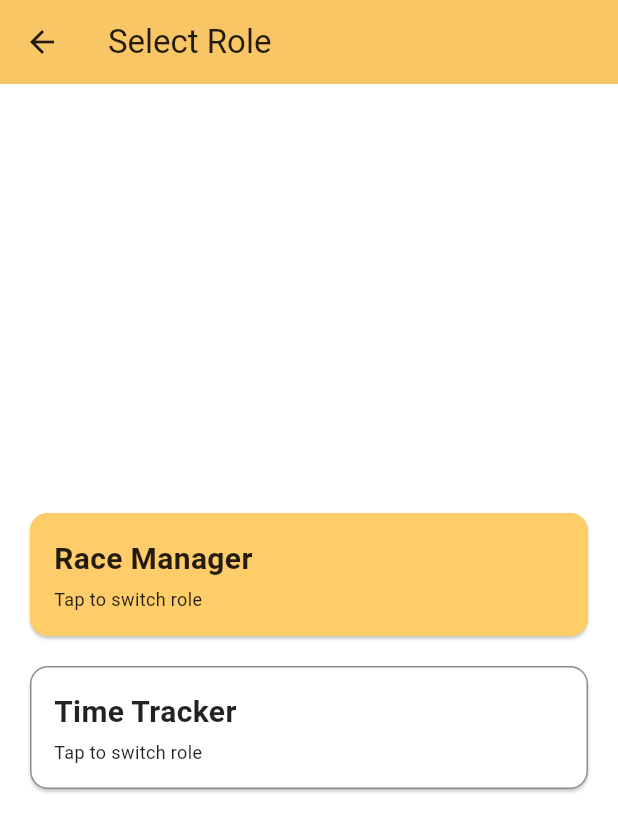
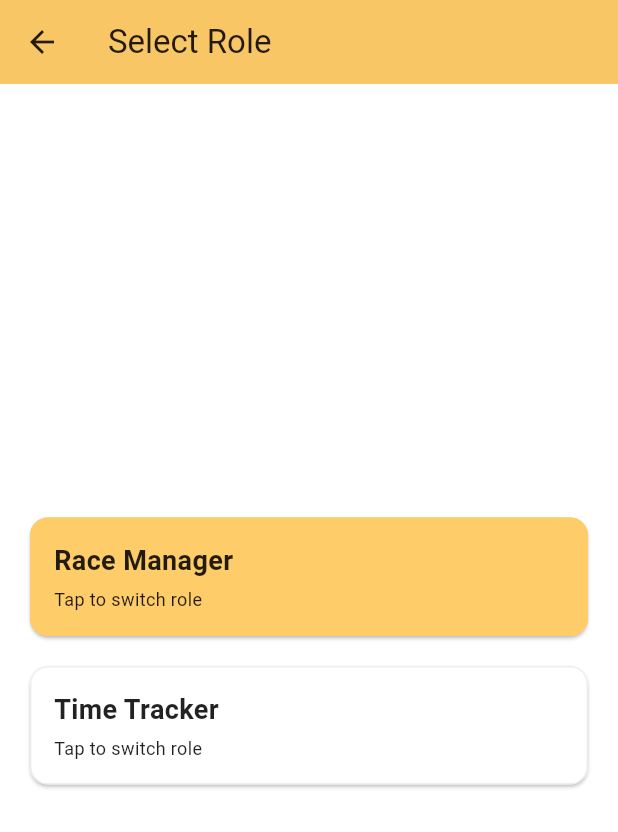
Before and after one commit to rainn22/race_tracking_app, a Flutter app: the MenuScreen screen opened directly, on a phone screen of 412 x 824 dp. Shown: the top 832 px of the screen. Run offline on Flutter 3.47's test engine with Material 3 defaults, Android fonts, the phone set to English and light mode, and no system bars; network calls fail.

Commit message:
refactor: change secondary color

```diff
--- a/lib/utils/constants.dart
+++ b/lib/utils/constants.dart
@@ -2,8 +2,7 @@ import 'package:flutter/material.dart';
 
 class AppColors {
   static const Color primary = Color(0xFFFFCC6A);
-  static const Color secondary = Color(0xFF8D8D8D);
-  static const Color border = Color(0xFFEEEEEE);
+  static const Color secondary = Color(0xFFEEEEEE);
   static const Color text = Colors.black87;
   static const Color white = Colors.white;
 }
@@ -20,8 +19,8 @@ class AppTextStyles {
   );
 
   static const TextStyle textLg = TextStyle(
-    fontSize: 20,
-    fontWeight: FontWeight.bold,
+    fontSize: 18,
+    fontWeight: FontWeight.w600,
     color: AppColors.text,
   );
 }
```
